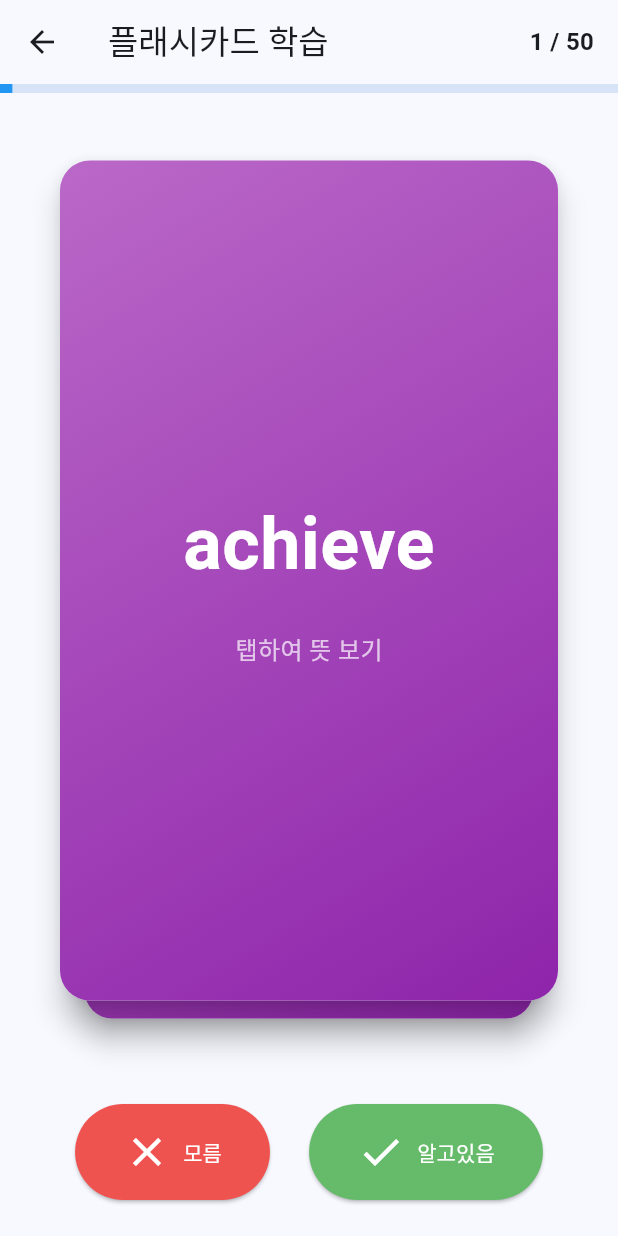
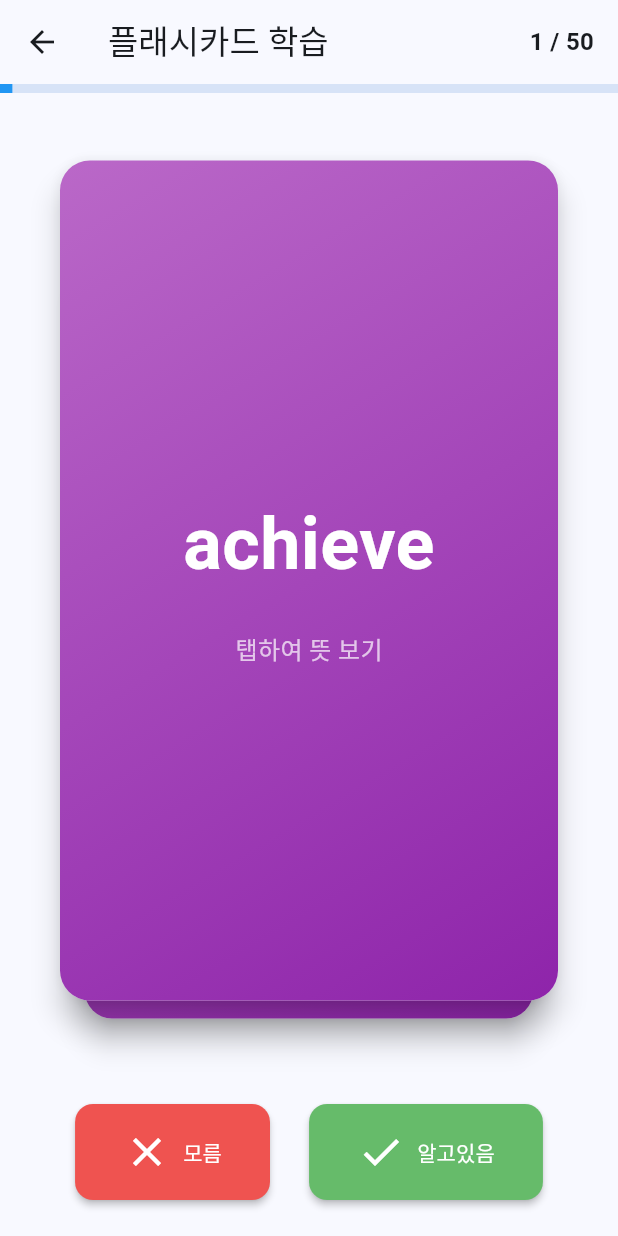
Before and after one commit to Leedoseo/daily_voca_project, a Flutter app: the screen it shows after launch, item 2 of the bottom bar chosen, after a tap on "학습 시작하기", on a phone screen of 412 x 824 dp. Run offline on Flutter 3.47's test engine with Material 3 defaults, Android fonts, the light colour scheme and no system bars; drawn by our look-alikes of flutter_card_swiper; our stand-ins replace flutter_tts, sqflite; accounts and stored records are empty.

Commit message:
feat: 앱 마무리 작업 (테마, 에러 핸들링 등)

```diff
--- a/lib/main.dart
+++ b/lib/main.dart
@@ -52,6 +52,27 @@ class MyApp extends StatelessWidget {
         // 앱 전체의 색상 테마 설정
         colorScheme: ColorScheme.fromSeed(seedColor: Colors.blue),
         useMaterial3: true, // Material Design 3 사용
+        // AppBar 테마 설정
+        appBarTheme: const AppBarTheme(
+          centerTitle: false,
+          elevation: 0,
+        ),
+        // ElevatedButton 테마 설정
+        elevatedButtonTheme: ElevatedButtonThemeData(
+          style: ElevatedButton.styleFrom(
+            elevation: 2,
+            shape: RoundedRectangleBorder(
+              borderRadius: BorderRadius.circular(12),
+            ),
+          ),
+        ),
+        // Card 테마 설정
+        cardTheme: CardThemeData(
+          elevation: 2,
+          shape: RoundedRectangleBorder(
+            borderRadius: BorderRadius.circular(12),
+          ),
+        ),
       ),
       home: const MainScreen(), // 앱이 시작될 때 보여줄 첫 화면
     );
--- a/lib/screens/add_word_screen.dart
+++ b/lib/screens/add_word_screen.dart
@@ -164,8 +164,6 @@ class _AddWordScreenState extends State<AddWordScreen> {
               label: Text(_isSaving ? '저장중...' : '저장하기'),
               style: ElevatedButton.styleFrom(
                 padding: const EdgeInsets.symmetric(vertical: 16),
-                backgroundColor: Colors.blue,
-                foregroundColor: Colors.white,
               ),
             ),
           ],
--- a/lib/screens/edit_word_screen.dart
+++ b/lib/screens/edit_word_screen.dart
@@ -177,8 +177,6 @@ class _EditWordScreenState extends State<EditWordScreen> {
               label: Text(_isSaving ? '수정 중...' : '수정하기'),
               style: ElevatedButton.styleFrom(
                 padding: const EdgeInsets.symmetric(vertical: 16),
-                backgroundColor: Colors.blue,
-                foregroundColor: Colors.white,
               ),
             ),
           ],
--- a/lib/screens/word_list_screen.dart
+++ b/lib/screens/word_list_screen.dart
@@ -161,7 +161,6 @@ class _WordListScreenState extends State<WordListScreen> {
             _loadWords();
           }
         },
-        backgroundColor: Colors.blue,
         child: const Icon(Icons.add),
       ),
       body: _isLoading
--- a/lib/services/database_service.dart
+++ b/lib/services/database_service.dart
@@ -85,20 +85,28 @@ class DatabaseService {
   /// 단어 추가
   /// 반환값: 삽입된 행의 ID
   Future<int> insertWord(Word word) async {
+    try {
       final db = await database;
       // word.toMap(): Word 객체를 Map으로 변환 (SQL INSERT에 필요)
       return await db.insert('words', word.toMap());
+    } catch (e) {
+      throw Exception('단어 추가 실패: $e');
+    }
   }
 
   /// 모든 단어 조회
   /// 반환값: Word 객체 리스트
   Future<List<Word>> getAllWords() async {
+    try {
       final db = await database;
       // SELECT * FROM words
       final result = await db.query('words');
       // Map 리스트를 Word 객체 리스트로 변환
       // map(): 각 요소를 변환, toList(): 결과를 List로
       return result.map((map) => Word.fromMap(map)).toList();
+    } catch (e) {
+      throw Exception('단어 목록 조회 실패: $e');
+    }
   }
 
   /// 특정 ID의 단어 조회
@@ -118,22 +126,31 @@ class DatabaseService {
 
   /// 단어 수정
   Future<int> updateWord(Word word) async {
+    try {
       final db = await database;
       // UPDATE words SET ... WHERE id = ?
       return await db.update('words', word.toMap(),
           where: 'id = ?', whereArgs: [word.id]);
+    } catch (e) {
+      throw Exception('단어 수정 실패: $e');
+    }
   }
 
   /// 특정 단어 삭제
   Future<int> deleteWord(int id) async {
+    try {
       final db = await database;
       // DELETE FROM words WHERE id = ?
       return await db.delete('words', where: 'id = ?', whereArgs: [id]);
+    } catch (e) {
+      throw Exception('단어 삭제 실패: $e');
+    }
   }
 
   /// 틀린 단어 목록 조회 (복습용)
   /// result = 0 (모름)인 단어들을 중복 없이 반환
   Future<List<Word>> getIncorrectWords() async {
+    try {
       final db = await database;
       // SQL JOIN 쿼리 : study_records 테이블과 words 테이블을 조인
       // DISTINCT: 중복 제거
@@ -148,19 +165,27 @@ class DatabaseService {
 
       // Map 리스트를 Word 객체 리스트로 변환
       return result.map((map) => Word.fromMap(map)).toList();
+    } catch (e) {
+      throw Exception('복습 단어 조회 실패: $e');
+    }
   }
 
   /// Study Records CRUD
   /// 학습 기록 추가
   /// 반환값: 삽입된 행의 ID
   Future<int> insertStudyRecord(StudyRecord record) async {
+    try {
       final db = await database;
       return await db.insert('study_records', record.toMap());
+    } catch (e) {
+      throw Exception('학습 기록 추가 실패: $e');
+    }
   }
 
   /// 특정 날짜의 학습 기록 조회
   /// 예: '2024-12-05'
   Future<List<StudyRecord>> getStudyRecordsByDate(String date) async {
+    try {
       final db = await database;
       // SELECT * FROM study_records WHERE date = ?
       final result = await db.query(
@@ -169,13 +194,20 @@ class DatabaseService {
         whereArgs: [date],
       );
       return result.map((map) => StudyRecord.fromMap(map)).toList();
+    } catch (e) {
+      throw Exception('학습 기록 조회 실패: $e');
+    }
   }
 
   /// 모든 학습 기록 조회
   Future<List<StudyRecord>> getAllStudyRecords() async {
+    try {
       final db = await database;
       final result = await db.query('study_records');
       return result.map((map) => StudyRecord.fromMap(map)).toList();
+    } catch (e) {
+      throw Exception('학습 기록 조회 실패: $e');
+    }
   }
 
   // 유틸리티
```
Also changed, not shown: 2 other files. Lines whose indentation alone changed are shown as unchanged.
